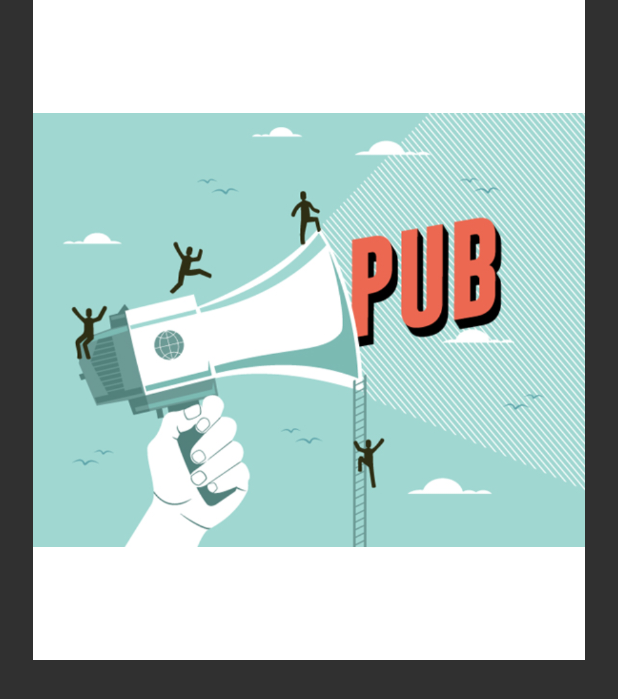
After one commit to ToWaR6/AroundTheWorld, an Android app: the AdsActivity screen opened directly, with no data from a screen before it, on a phone screen of 412 x 824 dp. The commit adds this screen. Shown: the top 699 px of the screen. Run offline under Robolectric (Android 15) with nearby library versions, the phone set to English and light mode, and no system bars.

Commit message:
Ajout activite secondaire
creation d'une activite par bouton du home (4)

```diff
--- a/app/build.gradle
+++ b/app/build.gradle
@@ -25,4 +25,5 @@ dependencies {
     testImplementation 'junit:junit:4.12'
     androidTestImplementation 'com.android.support.test:runner:1.0.1'
     androidTestImplementation 'com.android.support.test.espresso:espresso-core:3.0.1'
+    implementation 'com.android.support:design:26.1.0'
 }
--- /dev/null
+++ b/app/src/main/java/hasselhoff/aroundtheworld/AdsActivity.java
@@ -0,0 +1,14 @@
+package hasselhoff.aroundtheworld;
+
+import android.os.Bundle;
+import android.app.Activity;
+
+public class AdsActivity extends Activity {
+
+    @Override
+    protected void onCreate(Bundle savedInstanceState) {
+        super.onCreate(savedInstanceState);
+        setContentView(R.layout.activity_ads);
+    }
+
+}
--- /dev/null
+++ b/app/src/main/res/layout/activity_ads.xml
@@ -0,0 +1,53 @@
+<?xml version="1.0" encoding="utf-8"?>
+<android.support.design.widget.CoordinatorLayout xmlns:android="http://schemas.android.com/apk/res/android"
+    xmlns:tools="http://schemas.android.com/tools"
+    xmlns:app="http://schemas.android.com/apk/res-auto"
+    android:layout_width="match_parent"
+    android:layout_height="match_parent">
+
+    <android.support.design.widget.AppBarLayout
+        android:id="@+id/appbar"
+        android:layout_width="match_parent"
+        android:layout_height="wrap_content"
+        app:expanded="false">
+
+        <android.support.design.widget.CollapsingToolbarLayout
+            android:layout_width="match_parent"
+            android:layout_height="match_parent"
+            app:contentScrim="?attr/colorPrimary"
+            app:layout_scrollFlags="scroll|enterAlways|enterAlwaysCollapsed"
+            app:toolbarId="@+id/toolbar">
+
+            <android.support.v7.widget.Toolbar
+                android:id="@+id/toolbar"
+                android:layout_width="match_parent"
+                android:layout_height="?attr/actionBarSize"></android.support.v7.widget.Toolbar>
+
+        </android.support.design.widget.CollapsingToolbarLayout>
+    </android.support.design.widget.AppBarLayout>
+
+    <android.support.v4.widget.NestedScrollView
+        android:layout_width="match_parent"
+        android:layout_height="match_parent"
+        app:layout_behavior="android.support.design.widget.AppBarLayout$ScrollingViewBehavior">
+
+        <android.support.constraint.ConstraintLayout
+            android:layout_width="match_parent"
+            android:layout_height="match_parent"
+            tools:context="hasselhoff.aroundtheworld.AdsActivity">
+
+            <ImageView
+                android:id="@+id/imageView5"
+                android:layout_width="368dp"
+                android:layout_height="440dp"
+                android:background="@android:color/background_light"
+                android:contentDescription="@string/ad"
+                android:src="@drawable/pub"
+                app:layout_constraintBottom_toBottomOf="parent"
+                app:layout_constraintEnd_toEndOf="parent"
+                app:layout_constraintHorizontal_bias="0.5"
+                app:layout_constraintStart_toStartOf="parent"
+                app:layout_constraintTop_toTopOf="parent" />
+        </android.support.constraint.ConstraintLayout>
+    </android.support.v4.widget.NestedScrollView>
+</android.support.design.widget.CoordinatorLayout>
--- a/app/src/main/res/values/strings.xml
+++ b/app/src/main/res/values/strings.xml
@@ -4,4 +4,8 @@
     <string name="news">News</string>
     <string name="shops">Shops</string>
     <string name="ad">Advertisement</string>
+    <string name="title_activity_ads">AdsActivity</string>
+    <string name="title_activity_news">NewsActivity</string>
+    <string name="title_activity_social">SocialActivity</string>
+    <string name="title_activity_shop">ShopActivity</string>
 </resources>
```
Also changed, not shown: app/src/main/AndroidManifest.xml (+14 -4 lines), app/src/main/java/hasselhoff/aroundtheworld/MainActivity.java (+23 -1 lines), app/src/main/java/hasselhoff/aroundtheworld/NewsActivity.java (added, +14 -0 lines), app/src/main/java/hasselhoff/aroundtheworld/ShopActivity.java (added, +14 -0 lines), app/src/main/java/hasselhoff/aroundtheworld/SocialActivity.java (added, +14 -0 lines), app/src/main/res/layout/activity_main.xml (+53 -42 lines), app/src/main/res/layout/activity_news.xml (added, +52 -0 lines), app/src/main/res/layout/activity_shop.xml (added, +52 -0 lines), app/src/main/res/layout/activity_social.xml (added, +52 -0 lines).
